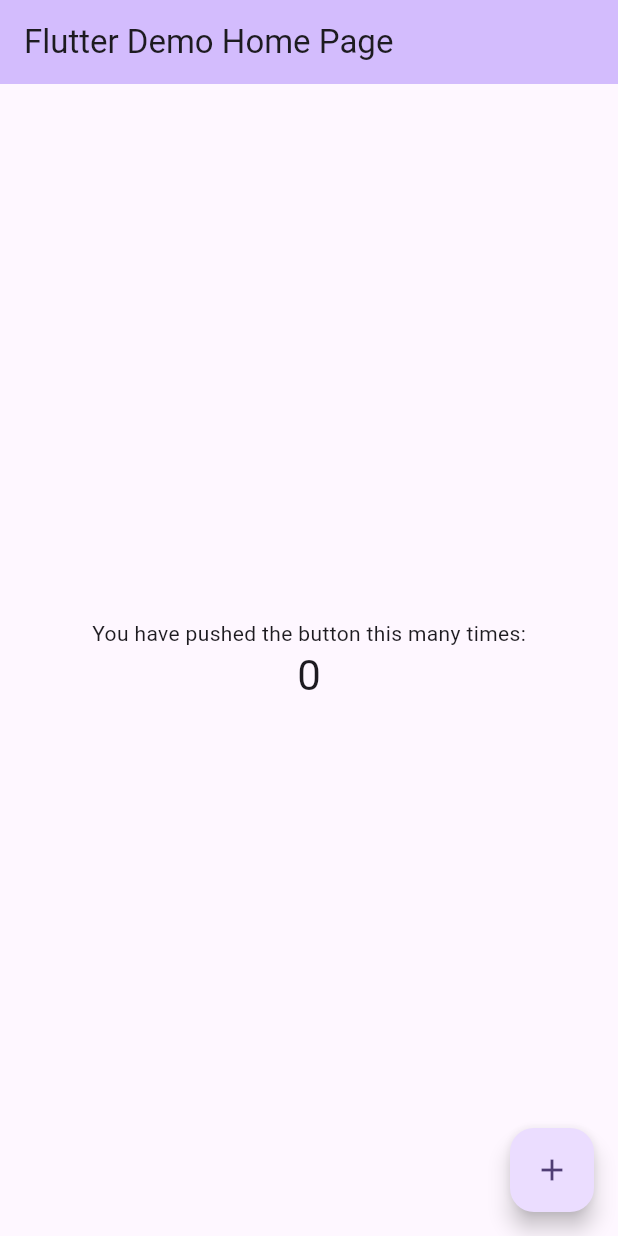
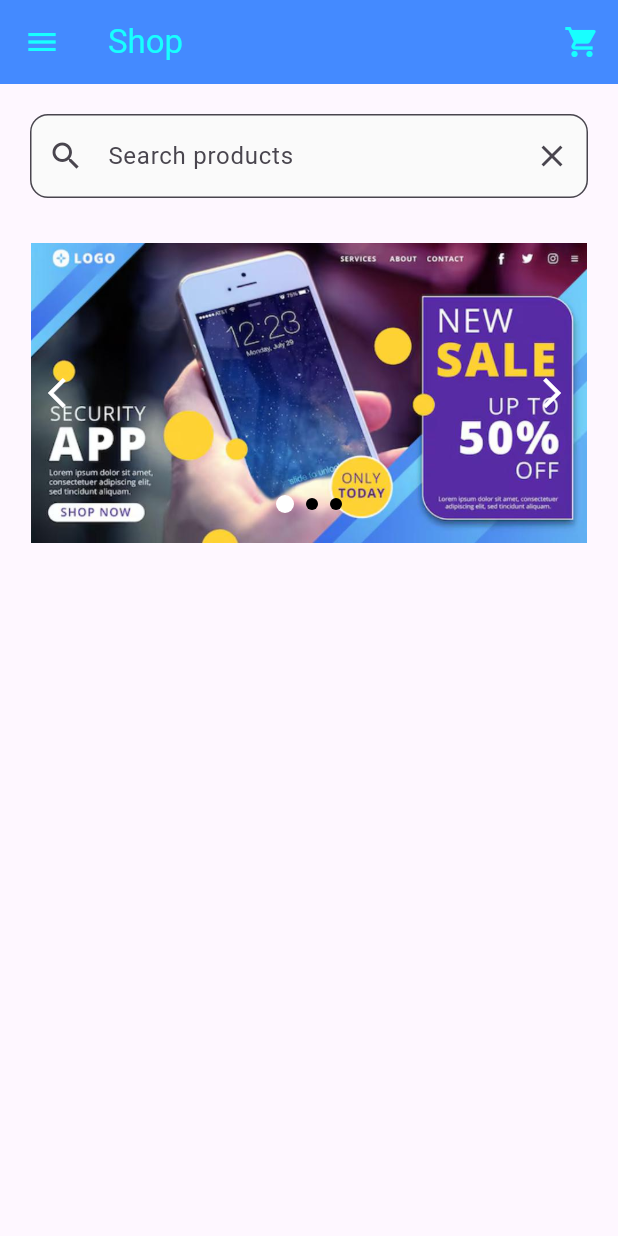
Before and after one commit to supershin69/flutter-e-commerce-app, a Flutter app: the screen it shows after launch, on a phone screen of 412 x 824 dp. Run offline on Flutter 3.47's test engine with Material 3 defaults, Android fonts, the light colour scheme and no system bars; our stand-ins replace supabase_flutter; accounts and stored records are empty.

Commit message:
built home screen 20%

```diff
--- a/lib/main.dart
+++ b/lib/main.dart
@@ -1,3 +1,4 @@
+import 'package:e_commerce_frontend/screens/home_screen.dart';
 import 'package:flutter/material.dart';
 import 'package:supabase_flutter/supabase_flutter.dart';
 
@@ -42,93 +43,7 @@ class MyApp extends StatelessWidget {
         // tested with just a hot reload.
         colorScheme: .fromSeed(seedColor: Colors.deepPurple),
       ),
-      home: const MyHomePage(title: 'Flutter Demo Home Page'),
+      home: const HomePage()
     );
   }
 }
-
-class MyHomePage extends StatefulWidget {
-  const MyHomePage({super.key, required this.title});
-
-  // This widget is the home page of your application. It is stateful, meaning
-  // that it has a State object (defined below) that contains fields that affect
-  // how it looks.
-
-  // This class is the configuration for the state. It holds the values (in this
-  // case the title) provided by the parent (in this case the App widget) and
-  // used by the build method of the State. Fields in a Widget subclass are
-  // always marked "final".
-
-  final String title;
-
-  @override
-  State<MyHomePage> createState() => _MyHomePageState();
-}
-
-class _MyHomePageState extends State<MyHomePage> {
-  int _counter = 0;
-
-  void _incrementCounter() {
-    setState(() {
-      // This call to setState tells the Flutter framework that something has
-      // changed in this State, which causes it to rerun the build method below
-      // so that the display can reflect the updated values. If we changed
-      // _counter without calling setState(), then the build method would not be
-      // called again, and so nothing would appear to happen.
-      _counter++;
-    });
-  }
-
-  @override
-  Widget build(BuildContext context) {
-    // This method is rerun every time setState is called, for instance as done
-    // by the _incrementCounter method above.
-    //
-    // The Flutter framework has been optimized to make rerunning build methods
-    // fast, so that you can just rebuild anything that needs updating rather
-    // than having to individually change instances of widgets.
-    return Scaffold(
-      appBar: AppBar(
-        // TRY THIS: Try changing the color here to a specific color (to
-        // Colors.amber, perhaps?) and trigger a hot reload to see the AppBar
-        // change color while the other colors stay the same.
-        backgroundColor: Theme.of(context).colorScheme.inversePrimary,
-        // Here we take the value from the MyHomePage object that was created by
-        // the App.build method, and use it to set our appbar title.
-        title: Text(widget.title),
-      ),
-      body: Center(
-        // Center is a layout widget. It takes a single child and positions it
-        // in the middle of the parent.
-        child: Column(
-          // Column is also a layout widget. It takes a list of children and
-          // arranges them vertically. By default, it sizes itself to fit its
-          // children horizontally, and tries to be as tall as its parent.
-          //
-          // Column has various properties to control how it sizes itself and
-          // how it positions its children. Here we use mainAxisAlignment to
-          // center the children vertically; the main axis here is the vertical
-          // axis because Columns are vertical (the cross axis would be
-          // horizontal).
-          //
-          // TRY THIS: Invoke "debug painting" (choose the "Toggle Debug Paint"
-          // action in the IDE, or press "p" in the console), to see the
-          // wireframe for each widget.
-          mainAxisAlignment: .center,
-          children: [
-            const Text('You have pushed the button this many times:'),
-            Text(
-              '$_counter',
-              style: Theme.of(context).textTheme.headlineMedium,
-            ),
-          ],
-        ),
-      ),
-      floatingActionButton: FloatingActionButton(
-        onPressed: _incrementCounter,
-        tooltip: 'Increment',
-        child: const Icon(Icons.add),
-      ),
-    );
-  }
-}
--- /dev/null
+++ b/lib/screens/home_screen.dart
@@ -0,0 +1,150 @@
+import 'package:flutter/material.dart';
+
+class HomePage extends StatefulWidget {
+  const HomePage({super.key});
+
+  @override
+  State<HomePage> createState() => _HomePageState();
+}
+
+class _HomePageState extends State<HomePage> {
+  // ====== Added: PageController and current page index ======
+  final PageController _pageController = PageController();
+  int _currentPage = 0;
+
+  final List<String> images = [
+    'assets/images/ad1.jpg',
+    'assets/images/ad2.jpg',
+    'assets/images/ad3.jpg',
+  ];
+
+  @override
+  Widget build(BuildContext context) {
+    return Scaffold(
+      appBar: AppBar(
+        title: const Text('Shop'),
+        backgroundColor: Colors.blueAccent,
+        foregroundColor: Colors.cyanAccent,
+        leading: IconButton(
+          icon: const Icon(Icons.menu),
+          onPressed: () {},
+        ),
+        actions: [
+          IconButton(
+            icon: const Icon(Icons.shopping_cart),
+            onPressed: () {},
+          ),
+        ],
+      ),
+      body: SingleChildScrollView(
+        child: Padding(
+          padding: const EdgeInsets.all(20),
+          child: Column(
+            children: [
+              // ====== SEARCH FIELD ======
+              TextFormField(
+                decoration: InputDecoration(
+                  hintText: 'Search products',
+                  prefixIcon: const Icon(Icons.search),
+                  suffixIcon: IconButton(
+                    icon: const Icon(Icons.clear),
+                    onPressed: () {},
+                  ),
+                  border: OutlineInputBorder(
+                    borderRadius: BorderRadius.circular(12),
+                  ),
+                  filled: true,
+                  fillColor: Colors.grey.shade50,
+                ),
+                onChanged: (value) {},
+              ),
+
+              const SizedBox(height: 30),
+
+              // ====== IMAGE SLIDER WITH ARROWS AND INDICATOR ======
+              Stack(
+                alignment: Alignment.center,
+                children: [
+                  // ====== PageView ======
+                  SizedBox(
+                    height: 200,
+                    child: PageView.builder(
+                      controller: _pageController,
+                      itemCount: images.length,
+                      onPageChanged: (index) {
+                        setState(() {
+                          _currentPage = index; // update current page for arrows & indicator
+                        });
+                      },
+                      itemBuilder: (context, index) {
+                        return Image.asset(
+                          images[index],
+                          fit: BoxFit.contain,
+                        );
+                      },
+                    ),
+                  ),
+
+                  // ====== Left arrow ======
+                  Positioned(
+                    left: 0,
+                    child: IconButton(
+                      icon: const Icon(Icons.arrow_back_ios, color: Colors.white),
+                      onPressed: () {
+                        if (_currentPage > 0) {
+                          _pageController.previousPage(
+                            duration: const Duration(milliseconds: 300),
+                            curve: Curves.easeIn,
+                          );
+                        }
+                      },
+                    ),
+                  ),
+
+                  // ====== Right arrow ======
+                  Positioned(
+                    right: 0,
+                    child: IconButton(
+                      icon: const Icon(Icons.arrow_forward_ios, color: Colors.white),
+                      onPressed: () {
+                        if (_currentPage < images.length - 1) {
+                          _pageController.nextPage(
+                            duration: const Duration(milliseconds: 300),
+                            curve: Curves.easeOut,
+                          );
+                        }
+                      },
+                    ),
+                  ),
+
+                  // ====== Page indicator ======
+                  Positioned(
+                    bottom: 20,
+                    child: Row(
+                      mainAxisAlignment: MainAxisAlignment.center,
+                      children: List.generate(
+                        images.length,
+                            (index) => Container(
+                          margin: const EdgeInsets.symmetric(horizontal: 4),
+                          width: _currentPage == index ? 12 : 8,
+                          height: _currentPage == index ? 12 : 8,
+                          decoration: BoxDecoration(
+                            color: _currentPage == index ? Colors.white : Colors.black,
+                            shape: BoxShape.circle,
+                          ),
+                        ),
+                      ),
+                    ),
+                  ),
+                ],
+              ),
+
+              const SizedBox(height: 20),
+            ],
+          ),
+        ),
+      ),
+
+    );
+  }
+}
--- a/pubspec.yaml
+++ b/pubspec.yaml
@@ -59,8 +59,8 @@ flutter:
   uses-material-design: true
 
   # To add assets to your application, add an assets section, like this:
-  # assets:
-  #   - images/a_dot_burr.jpeg
+  assets:
+    - assets/images/
   #   - images/a_dot_ham.jpeg
 
   # An image asset can refer to one or more resolution-specific "variants", see
```
Also changed, not shown: assets/images/ad1.jpg (added), assets/images/ad2.jpg (added), assets/images/ad3.jpg (added).
